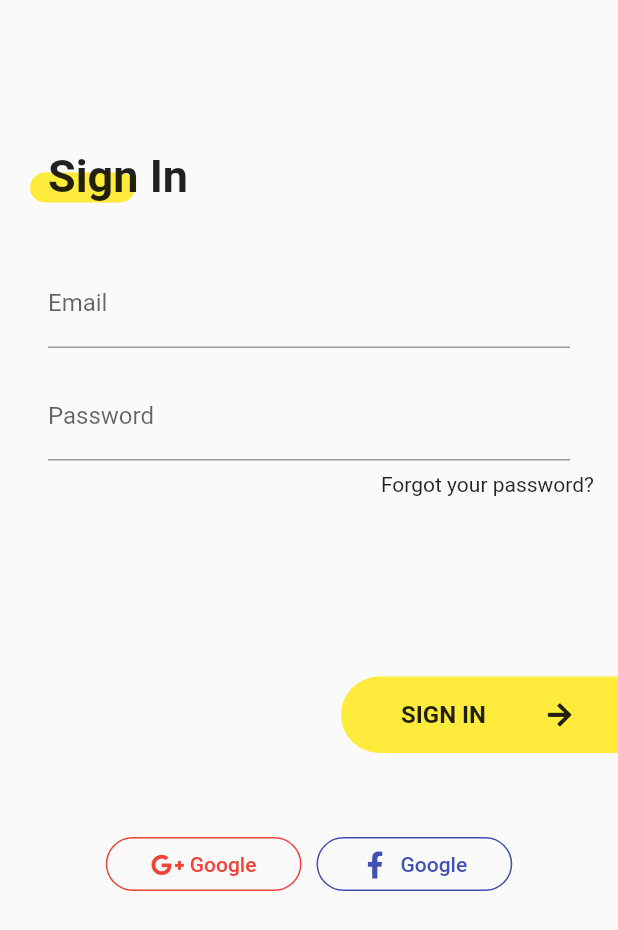
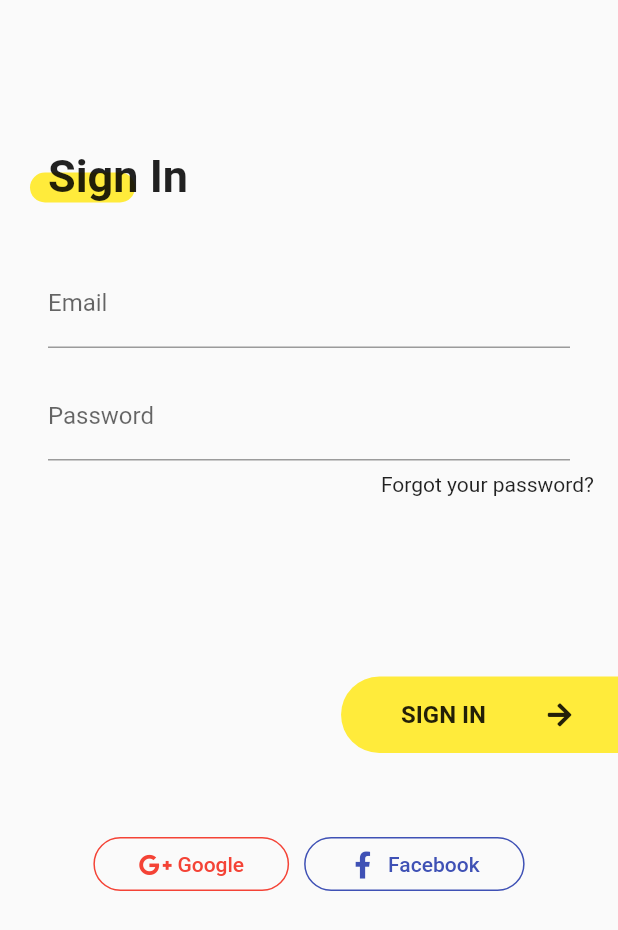
Before and after one commit to OneDev0411/flutter-ui-challenging, a Flutter app: the LoginSixPage screen opened directly, on a phone screen of 412 x 824 dp. Shown: the top 930 px of the screen. Run offline on Flutter 3.47's test engine with Material 2 defaults, Android fonts, the phone set to English and light mode, and no system bars; our stand-ins replace charts_flutter, cloud_firestore, firebase_auth, flare_flutter, flutter_custom_clippers, flutter_swiper and 6 more; missing offline and left inert: animated_floatactionbuttons, bottomreveal, intro_views_flutter; accounts and stored records are empty.

Commit message:
fixing typo error

```diff
--- a/lib/src/pages/login/login6.dart
+++ b/lib/src/pages/login/login6.dart
@@ -129,7 +129,7 @@ class LoginSixPage extends StatelessWidget {
                     FontAwesomeIcons.facebookF,
                     size: 18.0,
                   ),
-                  label: Text("Google"),
+                  label: Text("Facebook"),
                   onPressed: () {},
                 ),
               ],
--- a/lib/src/pages/login/login7.dart
+++ b/lib/src/pages/login/login7.dart
@@ -151,7 +151,7 @@ class _LoginSevenPageState extends State<LoginSevenPage> {
               )),
               SizedBox(height: 20,),
           Center(
-            child: Text("FORGET PASSWORD ?", style: TextStyle(color:Colors.red,fontSize: 12 ,fontWeight: FontWeight.w700),),
+            child: Text("FORGOT PASSWORD ?", style: TextStyle(color:Colors.red,fontSize: 12 ,fontWeight: FontWeight.w700),),
           ),
           SizedBox(height: 40,),
           Row(
```
